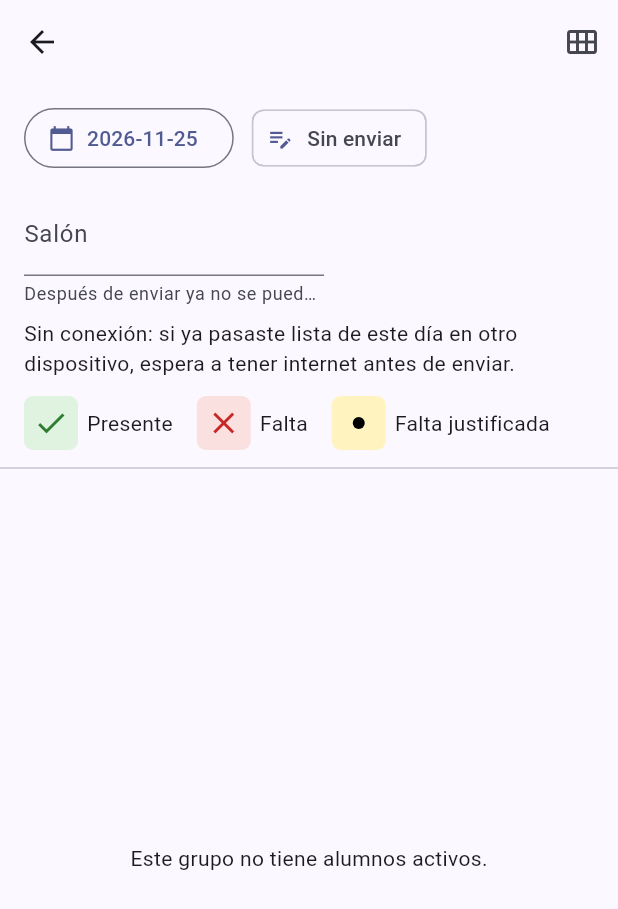
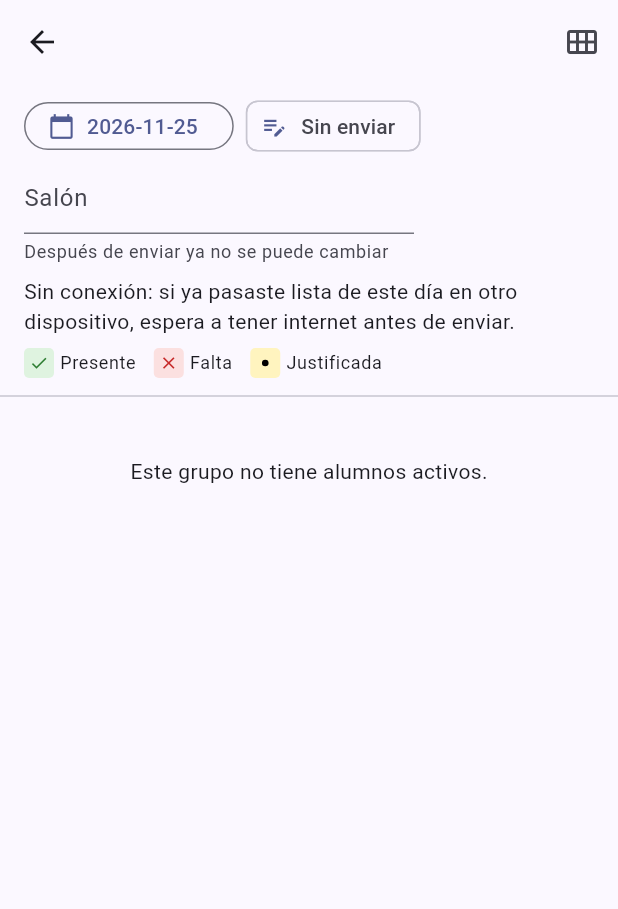
Before and after one commit to Ricky182771/app-lista-asistencia, a Flutter app: the PaseDia screen opened directly with empty values, on a phone screen of 412 x 824 dp. Shown: the top 909 px of the screen. Run offline on Flutter 3.47's test engine with Material 3 defaults, Android fonts, the phone set to English and light mode, and no system bars; our stand-ins replace cloud_firestore, csv, file_picker, firebase_auth, firebase_core, google_sign_in and 1 more; missing offline and left inert: desktop_drop; accounts and stored records are empty.

Commit message:
fix: compactar la vista por día y la mensual del profe en el teléfono (#30)
En pantallas de menos de 600 px:
- Vista por día: el encabezado (fecha, estado, salón y leyenda) va dentro de la lista y
  se va con el scroll; controles densos, leyenda compacta en una línea y nombres en
  letra un poco más chica. El botón Enviar/Guardar sigue fijo.
- Vista mensual: columnas de 60 px con cabecera "lun 23" (fecha completa en el
  tooltip), nombres en letra chica en hasta dos líneas y leyenda compacta.

En pantallas anchas todo queda igual.


Claude-Session: https://claude.ai/code/session_01GQVGH6scpNG8qRQ1sd9AxR

Co-authored-by: Claude <noreply@anthropic.com>

```diff
--- a/lib/models/exportar.dart
+++ b/lib/models/exportar.dart
@@ -39,8 +39,8 @@ String nombreMes(String mes) => '${_nombresMes[int.parse(mes.substring(5, 7)) -
 String _mesCorto(String mes) =>
     '${_nombresMes[int.parse(mes.substring(5, 7)) - 1].substring(0, 3)} ${mes.substring(0, 4)}';
 
-/// "2026-11-03" → "mar 03".
-String _encabezadoDia(String fecha) => '${_diasSemana[DateTime.parse(fecha).weekday - 1]} ${fecha.substring(8)}';
+/// "2026-11-03" → "mar 03". También es la cabecera de las fechas en la vista mensual del teléfono.
+String encabezadoDia(String fecha) => '${_diasSemana[DateTime.parse(fecha).weekday - 1]} ${fecha.substring(8)}';
 
 String _capital(String s) => s.isEmpty ? s : '${s[0].toUpperCase()}${s.substring(1)}';
 
@@ -235,7 +235,7 @@ HojaXlsx _hojaMes(Registro r, String mes) {
       [
         const CeldaXlsx.texto('N.L', EstiloXlsx.encabezado),
         const CeldaXlsx.texto('Nombre', EstiloXlsx.encabezado),
-        for (final f in fechas) CeldaXlsx.texto(_encabezadoDia(f), EstiloXlsx.encabezado),
+        for (final f in fechas) CeldaXlsx.texto(encabezadoDia(f), EstiloXlsx.encabezado),
         for (final t in ['Asistencias', 'Faltas', 'Justificadas', '% asistencia']) CeldaXlsx.texto(t, EstiloXlsx.total),
       ],
       ...datos,
--- a/lib/screens/celda_estado.dart
+++ b/lib/screens/celda_estado.dart
@@ -4,22 +4,34 @@ import '../models/pase.dart';
 
 const _nombres = {presente: 'Presente', falta: 'Falta', justificada: 'Falta justificada'};
 
+/// En la leyenda compacta "Falta justificada" no cabe junto a las otras dos en un teléfono.
+const _nombresCortos = {presente: 'Presente', falta: 'Falta', justificada: 'Justificada'};
+
+/// Ancho a partir del cual la pantalla ya no se considera teléfono: debajo, la vista por día y la
+/// mensual usan su versión compacta.
+const anchoCompacto = 600.0;
+
+bool esCompacto(BuildContext context) => MediaQuery.sizeOf(context).width < anchoCompacto;
+
 /// Símbolo y colores de un estado; los mismos en la vista por día y en la mensual.
 /// `estado == null` = sin registro: celda vacía.
 class CeldaEstado extends StatelessWidget {
-  const CeldaEstado({super.key, required this.estado});
+  const CeldaEstado({super.key, required this.estado, this.tamano = 36});
   final int? estado;
+
+  /// Lado del cuadro. 36 en las listas (con el área de toque de su fila); más chico en la leyenda.
+  final double tamano;
 
   @override
   Widget build(BuildContext context) {
     final (Color? fondo, Widget? simbolo) = switch (estado) {
-      presente => (const Color(0xFFDFF3E0), const Icon(Icons.check, color: Color(0xFF2E7D32))),
-      falta => (const Color(0xFFFBE0E0), const Icon(Icons.close, color: Color(0xFFC62828))),
+      presente => (const Color(0xFFDFF3E0), Icon(Icons.check, color: const Color(0xFF2E7D32), size: tamano * 2 / 3)),
+      falta => (const Color(0xFFFBE0E0), Icon(Icons.close, color: const Color(0xFFC62828), size: tamano * 2 / 3)),
       justificada => (
           const Color(0xFFFFF4BF),
           Container(
-            width: 8,
-            height: 8,
+            width: tamano * 2 / 9,
+            height: tamano * 2 / 9,
             decoration: const BoxDecoration(color: Color(0xFF000000), shape: BoxShape.circle),
           ),
         ),
@@ -28,12 +40,12 @@ class CeldaEstado extends StatelessWidget {
     return Semantics(
       label: _nombres[estado] ?? 'Sin registro',
       child: Container(
-        width: 36,
-        height: 36,
+        width: tamano,
+        height: tamano,
         alignment: Alignment.center,
         decoration: BoxDecoration(
           color: fondo,
-          borderRadius: BorderRadius.circular(6),
+          borderRadius: BorderRadius.circular(tamano / 6),
           border: fondo == null ? Border.all(color: Theme.of(context).dividerColor) : null,
         ),
         child: simbolo,
@@ -42,22 +54,26 @@ class CeldaEstado extends StatelessWidget {
   }
 }
 
+/// Qué significa cada color. [compacta]: cuadros chicos, texto chico y "Justificada" en vez de
+/// "Falta justificada", para que quepa en una sola línea en un teléfono.
 class LeyendaEstados extends StatelessWidget {
-  const LeyendaEstados({super.key});
+  const LeyendaEstados({super.key, this.compacta = false});
+  final bool compacta;
 
   @override
   Widget build(BuildContext context) {
+    final nombres = compacta ? _nombresCortos : _nombres;
     return Wrap(
-      spacing: 16,
-      runSpacing: 8,
+      spacing: compacta ? 12 : 16,
+      runSpacing: compacta ? 4 : 8,
       children: [
-        for (final e in _nombres.entries)
+        for (final e in nombres.entries)
           Row(
             mainAxisSize: MainAxisSize.min,
             children: [
-              ExcludeSemantics(child: CeldaEstado(estado: e.key)),
-              const SizedBox(width: 6),
-              Text(e.value),
+              ExcludeSemantics(child: CeldaEstado(estado: e.key, tamano: compacta ? 20 : 36)),
+              SizedBox(width: compacta ? 4 : 6),
+              Text(e.value, style: compacta ? Theme.of(context).textTheme.bodySmall : null),
             ],
           ),
       ],
--- a/lib/screens/pase_dia.dart
+++ b/lib/screens/pase_dia.dart
@@ -160,24 +160,26 @@ class _PaseDiaState extends State<PaseDia> {
       estado = doc!.metadata.hasPendingWrites ? 'Pendiente de enviar' : 'Enviado';
     }
 
-    return Column(
-      children: [
-        Padding(
-          padding: const EdgeInsets.fromLTRB(16, 12, 16, 4),
+    final compacto = esCompacto(context);
+    final denso = compacto ? VisualDensity.compact : null;
+    final encabezado = Padding(
+      padding: EdgeInsets.fromLTRB(16, compacto ? 8 : 12, 16, 4),
       child: Column(
         crossAxisAlignment: CrossAxisAlignment.start,
         children: [
           Wrap(
-                spacing: 12,
+            spacing: compacto ? 8 : 12,
             runSpacing: 8,
             crossAxisAlignment: WrapCrossAlignment.center,
             children: [
               OutlinedButton.icon(
+                style: OutlinedButton.styleFrom(visualDensity: denso),
                 onPressed: _elegirFecha,
-                    icon: const Icon(Icons.calendar_today),
+                icon: const Icon(Icons.calendar_today, size: 18),
                 label: Text(_fecha),
               ),
               Chip(
+                visualDensity: denso,
                 avatar: Icon(
                   pase == null
                       ? Icons.edit_note
@@ -187,18 +189,20 @@ class _PaseDiaState extends State<PaseDia> {
                 ),
                 label: Text(estado),
               ),
-                  if (!editable && pase != null) const Chip(label: Text('Solo lectura')),
+              if (!editable && pase != null) Chip(visualDensity: denso, label: const Text('Solo lectura')),
             ],
           ),
-              const SizedBox(height: 12),
+          SizedBox(height: compacto ? 4 : 12),
           if (pase == null && editable)
             SizedBox(
-                  width: 200,
+              width: 260,
               child: TextField(
                 controller: _salon,
-                    decoration: const InputDecoration(
+                decoration: InputDecoration(
                   labelText: 'Salón',
+                  isDense: compacto,
                   helperText: 'Después de enviar ya no se puede cambiar',
+                  helperMaxLines: 2,
                 ),
               ),
             )
@@ -213,19 +217,28 @@ class _PaseDiaState extends State<PaseDia> {
                 'espera a tener internet antes de enviar.',
               ),
             ),
-              const SizedBox(height: 12),
-              const LeyendaEstados(),
+          SizedBox(height: compacto ? 8 : 12),
+          LeyendaEstados(compacta: compacto),
         ],
       ),
-        ),
+    );
+
+    // El encabezado va dentro de la lista: en el teléfono se va con el scroll y deja toda la pantalla
+    // para los alumnos. El botón de abajo sí queda fijo.
+    return Column(
+      children: [
+        Expanded(
+          child: ListView(
+            children: [
+              encabezado,
               const Divider(),
-        Expanded(
-          child: filas.isEmpty
-              ? const Center(child: Text('Este grupo no tiene alumnos activos.'))
-              : ListView(
-                  children: [
-                    if (pase != null || editable)
-                      for (final f in filas) _fila(f, guardados, editable),
+              if (filas.isEmpty)
+                const Padding(
+                  padding: EdgeInsets.all(32),
+                  child: Center(child: Text('Este grupo no tiene alumnos activos.')),
+                )
+              else if (pase != null || editable)
+                for (final f in filas) _fila(f, guardados, editable, compacto),
             ],
           ),
         ),
@@ -233,7 +246,7 @@ class _PaseDiaState extends State<PaseDia> {
           SafeArea(
             top: false,
             child: Padding(
-              padding: const EdgeInsets.all(16),
+              padding: compacto ? const EdgeInsets.fromLTRB(16, 8, 16, 12) : const EdgeInsets.all(16),
               child: SizedBox(
                 width: double.infinity,
                 child: pase == null
@@ -254,11 +267,21 @@ class _PaseDiaState extends State<PaseDia> {
     );
   }
 
-  Widget _fila(Fila f, Map<String, dynamic> guardados, bool editable) {
+  /// [compacto]: letra un poco más chica y menos margen, para que la mayoría de los nombres quepan en
+  /// una línea en el teléfono. La fila conserva su alto mínimo de 48 para tocarla con el dedo.
+  Widget _fila(Fila f, Map<String, dynamic> guardados, bool editable, bool compacto) {
     final actual = _cambios[f.nl] ?? (guardados[f.nl] as num?)?.toInt();
+    final texto = Theme.of(context).textTheme;
     return ListTile(
-      leading: SizedBox(width: 32, child: Text(f.nl, textAlign: TextAlign.end)),
-      title: Text(f.nombre),
+      visualDensity: compacto ? VisualDensity.compact : null,
+      contentPadding: compacto ? const EdgeInsets.symmetric(horizontal: 12) : null,
+      minLeadingWidth: compacto ? 24 : null,
+      horizontalTitleGap: compacto ? 10 : null,
+      leading: SizedBox(
+        width: compacto ? 24 : 32,
+        child: Text(f.nl, textAlign: TextAlign.end, style: compacto ? texto.bodySmall : null),
+      ),
+      title: Text(f.nombre, style: compacto ? texto.bodyMedium : null),
       subtitle: f.baja ? const Text('Dado de baja') : null,
       trailing: CeldaEstado(estado: actual),
       // Un alumno sin registro en un pase ya enviado empieza en presente al tocarlo.
```
Also changed, not shown: lib/screens/pase_mensual.dart (+50 -17 lines), 2 other files. Lines whose indentation alone changed are shown as unchanged.
